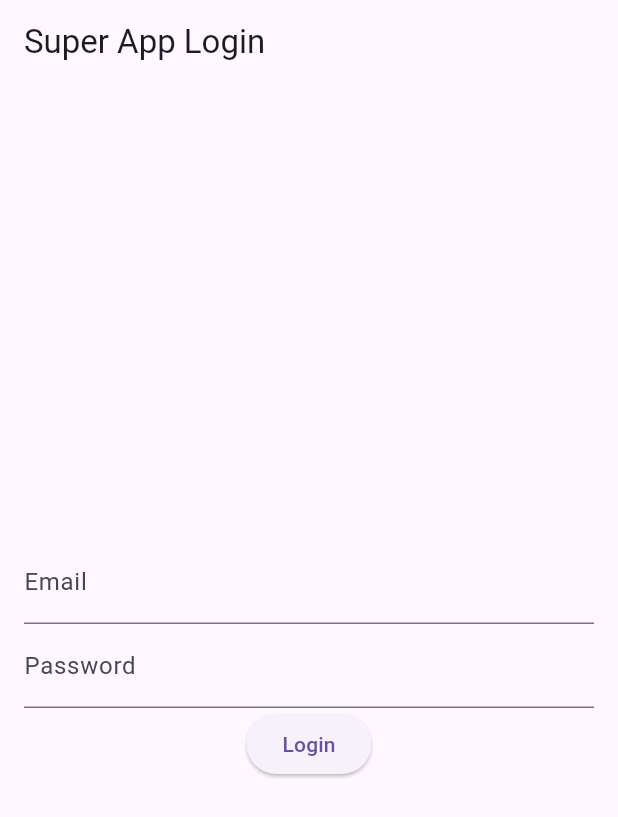
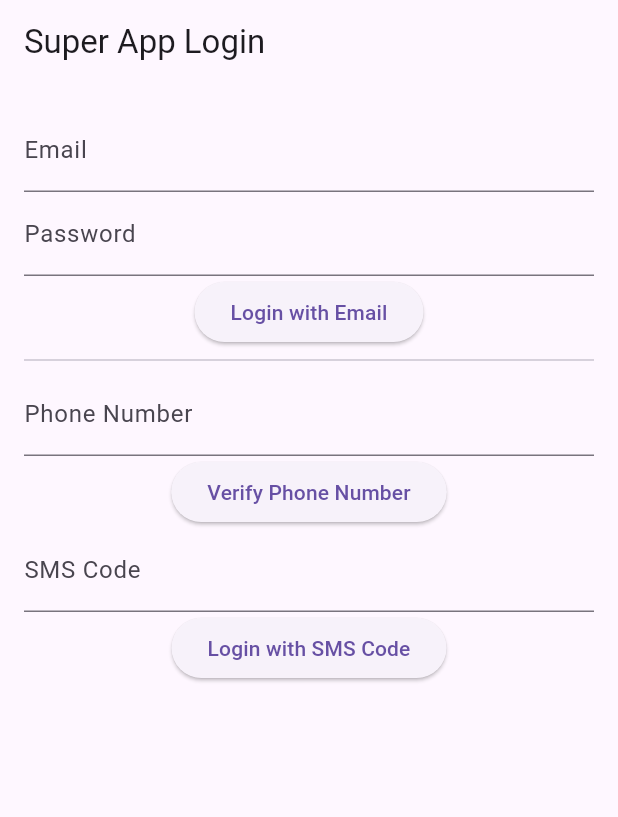
Before and after one commit to nutthaphon/flutter_superapp2, a Flutter app: the screen it shows after launch, on a phone screen of 412 x 824 dp. Shown: the top 817 px of the screen. Run offline on Flutter 3.47's test engine with Material 3 defaults, Android fonts, the phone set to English and light mode, and no system bars; our stand-ins replace firebase_auth, firebase_core; accounts and stored records are empty.

Commit message:
Add phone authentication

```diff
--- a/lib/SuperAppHome.dart
+++ b/lib/SuperAppHome.dart
@@ -32,7 +32,7 @@ class SuperAppHome extends StatelessWidget {
         child: Column(
           mainAxisAlignment: MainAxisAlignment.center,
           children: <Widget>[
-            Text('Welcome, ${user.email}!'),
+            Text('Welcome, ${user.uid}!'),
             SizedBox(height: 20),
             ElevatedButton(
               child: Text('Go to Mini App'),
--- a/lib/SuperAppLogin.dart
+++ b/lib/SuperAppLogin.dart
@@ -1,6 +1,6 @@
 import 'package:flutter/material.dart';
 import 'package:firebase_auth/firebase_auth.dart';
-import 'SuperAppHome.dart';
+import 'SuperAppHome.dart'; // Ensure you have this screen for navigation after login
 
 class SuperAppLogin extends StatefulWidget {
   @override
@@ -11,6 +11,9 @@ class _SuperAppLoginState extends State<SuperAppLogin> {
   final FirebaseAuth _auth = FirebaseAuth.instance;
   final TextEditingController _emailController = TextEditingController();
   final TextEditingController _passwordController = TextEditingController();
+  final TextEditingController _phoneController = TextEditingController();
+  final TextEditingController _smsController = TextEditingController();
+  String? _verificationId;
 
   void _signInWithEmailAndPassword() async {
     try {
@@ -20,14 +23,57 @@ class _SuperAppLoginState extends State<SuperAppLogin> {
       )).user;
 
       if (user != null) {
-        // On successful login, launch mini-app
-        Navigator.push(
+        Navigator.pushReplacement(
           context,
           MaterialPageRoute(builder: (context) => SuperAppHome(user: user)),
         );
       }
     } catch (e) {
-      print("Error signing in: $e");
+      print("Error signing in with email/password: $e");
+      // Handle errors or notify user
+    }
+  }
+
+  void _verifyPhoneNumber() async {
+    await _auth.verifyPhoneNumber(
+      phoneNumber: _phoneController.text,
+      verificationCompleted: (PhoneAuthCredential credential) async {
+        await _auth.signInWithCredential(credential);
+        // This callback gets called when verification is done automatically
+      },
+      verificationFailed: (FirebaseAuthException e) {
+        print("Error verifying phone number: $e");
+        // Handle errors or notify user
+      },
+      codeSent: (String verificationId, int? resendToken) {
+        setState(() {
+          _verificationId = verificationId;
+        });
+        // Update UI to show code input box
+      },
+      codeAutoRetrievalTimeout: (String verificationId) {
+        _verificationId = verificationId;
+      },
+    );
+  }
+
+  void _signInWithPhoneNumber() async {
+    try {
+      final AuthCredential credential = PhoneAuthProvider.credential(
+        verificationId: _verificationId!,
+        smsCode: _smsController.text,
+      );
+
+      final User? user = (await _auth.signInWithCredential(credential)).user;
+
+      if (user != null) {
+        Navigator.pushReplacement(
+          context,
+          MaterialPageRoute(builder: (context) => SuperAppHome(user: user)),
+        );
+      }
+    } catch (e) {
+      print("Error signing in with phone number: $e");
       // Handle errors or notify user
     }
   }
@@ -36,7 +82,8 @@ class _SuperAppLoginState extends State<SuperAppLogin> {
   Widget build(BuildContext context) {
     return Scaffold(
       appBar: AppBar(title: Text('Super App Login')),
-      body: Padding(
+      body: SingleChildScrollView(
+        child: Padding(
           padding: EdgeInsets.all(16),
           child: Column(
             mainAxisAlignment: MainAxisAlignment.center,
@@ -52,9 +99,27 @@ class _SuperAppLoginState extends State<SuperAppLogin> {
               ),
               ElevatedButton(
                 onPressed: _signInWithEmailAndPassword,
-              child: Text('Login'),
+                child: Text('Login with Email'),
+              ),
+              Divider(),
+              TextField(
+                controller: _phoneController,
+                decoration: InputDecoration(labelText: 'Phone Number'),
+              ),
+              ElevatedButton(
+                onPressed: _verifyPhoneNumber,
+                child: Text('Verify Phone Number'),
+              ),
+              TextField(
+                controller: _smsController,
+                decoration: InputDecoration(labelText: 'SMS Code'),
+              ),
+              ElevatedButton(
+                onPressed: _signInWithPhoneNumber,
+                child: Text('Login with SMS Code'),
               ),
             ],
+          ),
         ),
       ),
     );
--- a/pubspec.yaml
+++ b/pubspec.yaml
@@ -37,6 +37,7 @@ dependencies:
   cupertino_icons: ^1.0.6
   firebase_core: ^2.30.1
   firebase_auth: ^4.19.4
+  google_sign_in: ^6.2.1
 
 dev_dependencies:
   flutter_test:
```
Also changed, not shown: pubspec.lock, 1 other file. Lines whose indentation alone changed are shown as unchanged.
